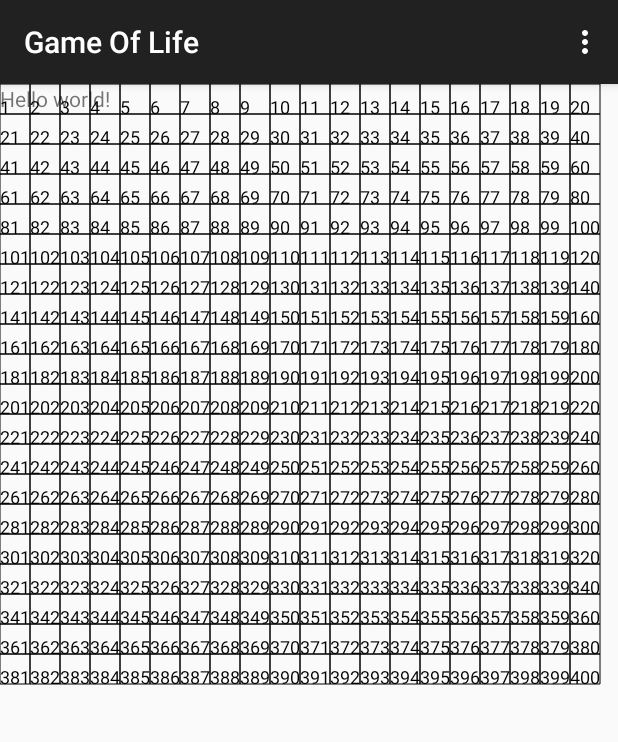
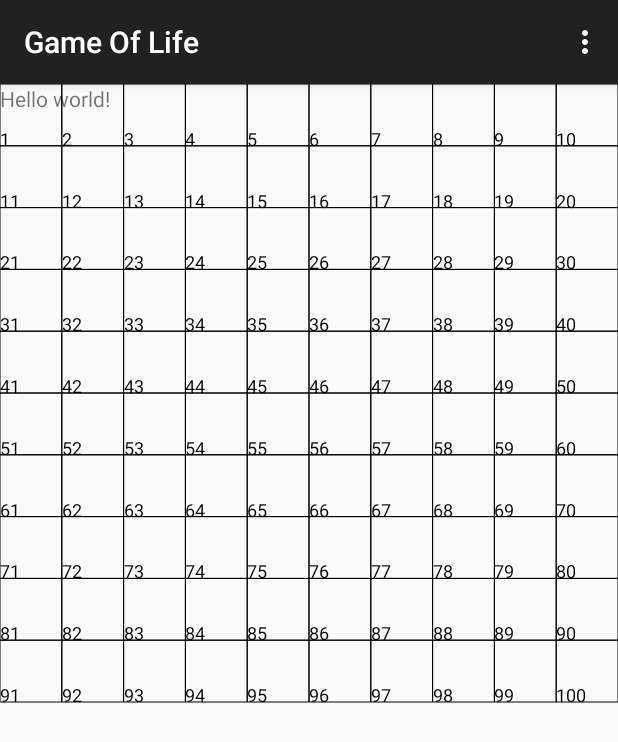
Before and after one commit to burakkara/game-of-life, an Android app: the screen it shows after launch (MainActivity), on a phone screen of 412 x 824 dp. Shown: the top 742 px of the screen. Run offline under Robolectric (Android 15) with nearby library versions, the phone set to English and light mode, and no system bars.

```diff
--- a/app/src/main/java/com/example/burakkara/gameoflife/GameView.java
+++ b/app/src/main/java/com/example/burakkara/gameoflife/GameView.java
@@ -7,18 +7,19 @@ import android.graphics.Paint;
 import android.util.AttributeSet;
 import android.view.MotionEvent;
 import android.view.View;
+import android.widget.Toast;
 
 /**
  * Author: Burak Kara on 24/06/15.
  */
 public class GameView extends View {
 
-    private int width;
-    private int height;
+    private float width;
+    private float height;
 
-    private int edge_length = 0;
+    private float edge_length;
 
-    private final int GRID_COUNT = 20;
+    private final int GRID_COUNT = 10;
 
     private Paint paintStroke;
     private Paint paintFill;
@@ -66,8 +67,8 @@ public class GameView extends View {
         width = getMeasuredWidth();
         height = getMeasuredHeight();
 
-        int xUnitLength = width / GRID_COUNT;
-        int yUnitLength = height / GRID_COUNT;
+        float xUnitLength = width / GRID_COUNT;
+        float yUnitLength = height / GRID_COUNT;
 
         edge_length = xUnitLength < yUnitLength ? xUnitLength : yUnitLength;
 
@@ -75,10 +76,10 @@ public class GameView extends View {
         for (int i = 0; i < GRID_COUNT; i++) {
             for (int y = 0; y < GRID_COUNT; y++) {
 
-                int left = i * edge_length;
-                int top = y * edge_length;
-                int right = (i + 1) * edge_length;
-                int bottom = (y + 1) * edge_length;
+                float left = i * edge_length;
+                float top = y * edge_length;
+                float right = (i + 1) * edge_length;
+                float bottom = (y + 1) * edge_length;
 
                 canvas.drawRect(left, top,
                         right, bottom, paintStroke);
@@ -95,6 +96,19 @@ public class GameView extends View {
 
     @Override
     public boolean onTouchEvent(MotionEvent event) {
+        float screenX = event.getX();
+        float screenY = event.getY();
+        int viewX = (int) (screenX - getLeft());
+        int viewY = (int) (screenY - getTop());
+
+        int boxNo = getBoxNo(viewX, viewY);
+        Toast.makeText(getContext(), String.valueOf(boxNo), Toast.LENGTH_SHORT).show();
         return super.onTouchEvent(event);
     }
+
+    private int getBoxNo(int viewX, int viewY) {
+        return (((int)(viewX / edge_length) + 1) +
+                ((int)(viewY / edge_length)) * GRID_COUNT);
+
+    }
 }
```
